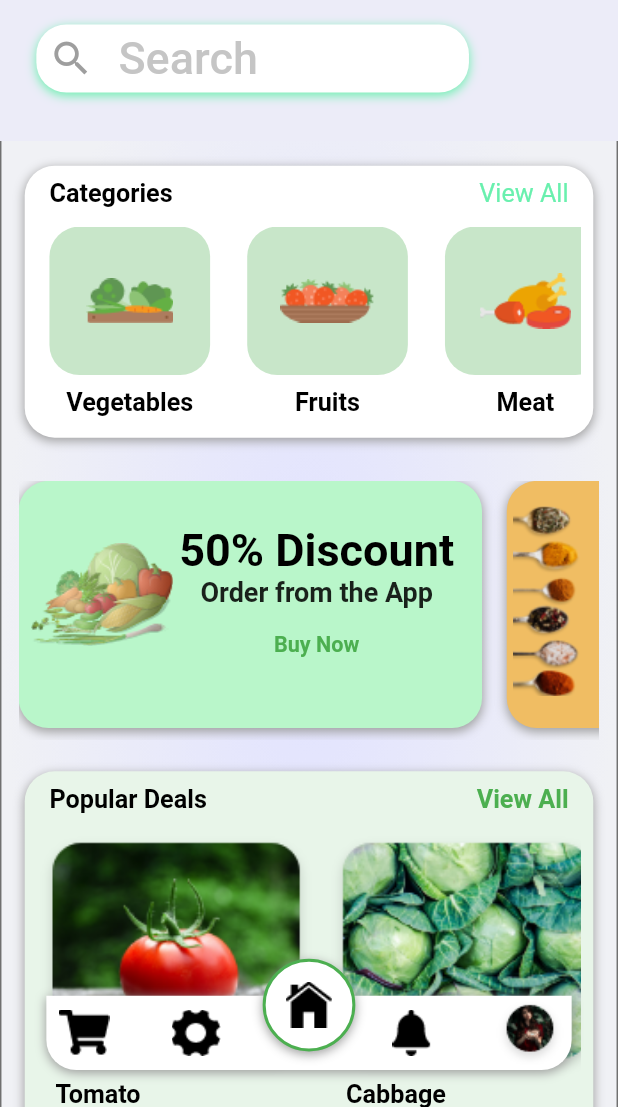
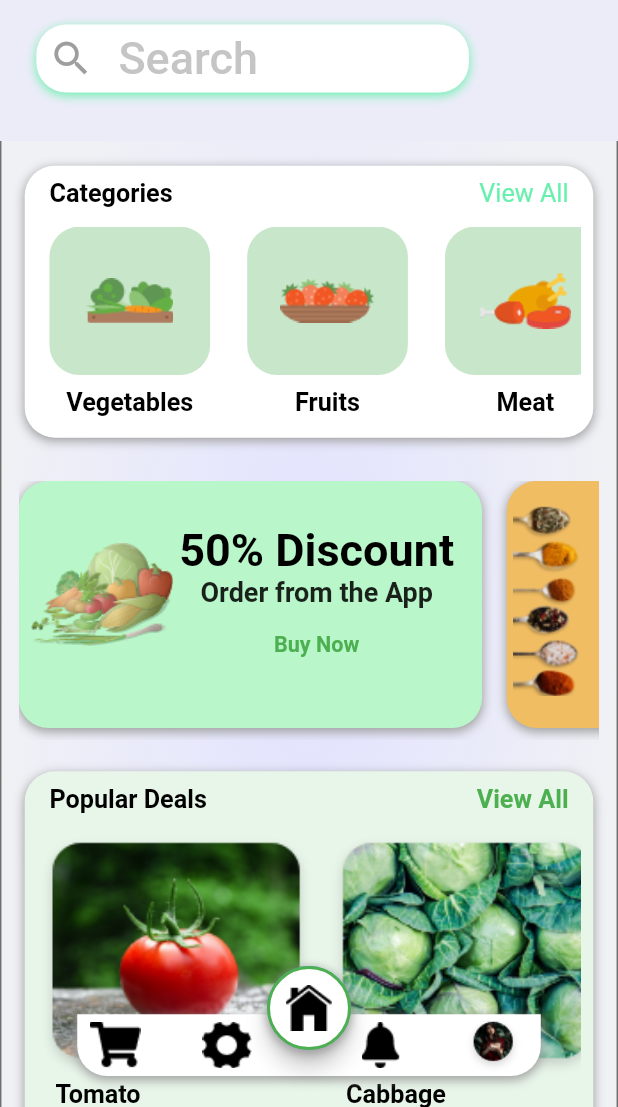
Before and after one commit to axelrod69/tanvi, a Flutter app: the screen it shows after launch, on a phone screen of 412 x 824 dp, the part 129-1236 px from its top. Run offline on Flutter 3.47's test engine with Material 2 defaults, Android fonts, the phone set to English and light mode, and no system bars; our stand-ins replace flutter_rating_bar.

Commit message:
bottomBarFixed

```diff
--- a/lib/main.dart
+++ b/lib/main.dart
@@ -22,7 +22,7 @@ class MyApp extends StatelessWidget {
       debugShowCheckedModeBanner: false,
       theme: ThemeData(
           scaffoldBackgroundColor: const Color.fromRGBO(236, 236, 248, 1)),
-      home: HomeScreen(),
+      home: CustomBottomNavigation(),
       routes: {
         '/sign-in': (context) => SignIn(),
         '/sign-up': (context) => SignUp(),
--- a/lib/screens/cartScreen.dart
+++ b/lib/screens/cartScreen.dart
@@ -325,8 +325,8 @@ class CartScreenState extends State<CartScreen> {
           ],
         ),
       ),
-      floatingActionButtonLocation: FloatingActionButtonLocation.centerFloat,
-      floatingActionButton: CustomBottomNavigation(),
+      // floatingActionButtonLocation: FloatingActionButtonLocation.centerFloat,
+      // floatingActionButton: CustomBottomNavigation(),
     );
   }
 }
--- a/lib/screens/dashboard.dart
+++ b/lib/screens/dashboard.dart
@@ -247,8 +247,8 @@ class DashboardState extends State<Dashboard> {
           ],
         ),
       ),
-      floatingActionButtonLocation: FloatingActionButtonLocation.centerFloat,
-      floatingActionButton: CustomBottomNavigation(),
+      // floatingActionButtonLocation: FloatingActionButtonLocation.centerFloat,
+      // floatingActionButton: CustomBottomNavigation(),
     );
   }
 }
--- a/lib/screens/homeScreen.dart
+++ b/lib/screens/homeScreen.dart
@@ -173,7 +173,7 @@ class HomeScreenState extends State<HomeScreen> {
           ],
         ),
       ),
-      bottomNavigationBar: CustomBottomNavigation(),
+      // bottomNavigationBar: CustomBottomNavigation(),
     );
   }
 }
--- a/lib/screens/profile.dart
+++ b/lib/screens/profile.dart
@@ -355,8 +355,8 @@ class ProfileState extends State<Profile> {
           ],
         ),
       ),
-      floatingActionButtonLocation: FloatingActionButtonLocation.centerFloat,
-      floatingActionButton: CustomBottomNavigation(),
+      // floatingActionButtonLocation: FloatingActionButtonLocation.centerFloat,
+      // floatingActionButton: CustomBottomNavigation(),
     );
   }
 }
--- a/lib/widgets/bottomNavigation.dart
+++ b/lib/widgets/bottomNavigation.dart
@@ -10,7 +10,7 @@ class CustomBottomNavigation extends StatefulWidget {
 }
 
 class CustomBottomNavigationState extends State<CustomBottomNavigation> {
-  int selectedItem = 2;
+  int index = 2;
   final screens = [
     CartScreen(),
     Dashboard(),
@@ -25,9 +25,13 @@ class CustomBottomNavigationState extends State<CustomBottomNavigation> {
     final width = MediaQuery.of(context).size.width;
 
     // TODO: implement build
-    return Container(
-      height: height * 0.12,
+    return Scaffold(
+        body: screens[index],
+        extendBody: true,
+        bottomNavigationBar: Container(
+          height: height * 0.06,
           width: double.infinity,
+          margin: EdgeInsets.only(bottom: height * 0.02),
           // color: Colors.red,
           // padding: EdgeInsets.only(
           //   left: width * 0.15, top: height * 0.08,
@@ -38,8 +42,8 @@ class CustomBottomNavigationState extends State<CustomBottomNavigation> {
             children: [
               Center(
                 child: Container(
-              width: width * 0.85,
-              height: height * 0.06,
+                  width: width * 0.75,
+                  height: height * 0.05,
                   decoration: const BoxDecoration(
                       color: Colors.white,
                       borderRadius: BorderRadius.only(
@@ -47,7 +51,9 @@ class CustomBottomNavigationState extends State<CustomBottomNavigation> {
                           bottomRight: Radius.circular(20)),
                       boxShadow: [
                         BoxShadow(
-                        color: Colors.grey, blurRadius: 5, offset: Offset(0, 2))
+                            color: Colors.grey,
+                            blurRadius: 5,
+                            offset: Offset(0, 2))
                       ]),
                   child: Row(
                     mainAxisAlignment: MainAxisAlignment.spaceBetween,
@@ -64,8 +70,11 @@ class CustomBottomNavigationState extends State<CustomBottomNavigation> {
                               // onTap: () =>
                               //     Navigator.of(context).pushNamed('/cart-screen'),
                               onTap: () {
-                            Navigator.of(context).pushNamed('/cart-screen');
-                            print('Cart Screen');
+                                // Navigator.of(context).pushNamed('/cart-screen');
+                                // print('Cart Screen');
+                                setState(() {
+                                  index = 0;
+                                });
                               },
                               // onTap: () {
                               //   screens[selectedItem] = 0 as StatefulWidget;
@@ -81,9 +90,12 @@ class CustomBottomNavigationState extends State<CustomBottomNavigation> {
                               // onTap: () => Navigator.of(context)
                               //     .pushNamed('/dashboard-screen'),
                               onTap: () {
-                            Navigator.of(context)
-                                .pushNamed('/dashboard-screen');
-                            print('Dashboard Screen');
+                                // Navigator.of(context)
+                                //     .pushNamed('/dashboard-screen');
+                                // print('Dashboard Screen');
+                                setState(() {
+                                  index = 1;
+                                });
                               },
                               // onTap: () {
                               //   screens[selectedItem] = 1 as StatefulWidget;
@@ -110,9 +122,12 @@ class CustomBottomNavigationState extends State<CustomBottomNavigation> {
                                 // onTap: () => Navigator.of(context)
                                 //     .pushNamed('/notification-screen'),
                                 onTap: () {
-                              Navigator.of(context)
-                                  .pushNamed('/notification-screen');
-                              print('Notification Screen');
+                                  // Navigator.of(context)
+                                  //     .pushNamed('/notification-screen');
+                                  // print('Notification Screen');
+                                  setState(() {
+                                    index = 3;
+                                  });
                                 },
                                 // onTap: () {
                                 //   screens[selectedItem] = 3 as StatefulWidget;
@@ -135,11 +150,15 @@ class CustomBottomNavigationState extends State<CustomBottomNavigation> {
                                 // onTap: () => Navigator.of(context)
                                 //     .pushNamed('/profile-screen'),
                                 onTap: () {
-                              Navigator.of(context)
-                                  .pushNamed('/profile-screen');
-                              print('Profile Screen');
+                                  // Navigator.of(context)
+                                  //     .pushNamed('/profile-screen');
+                                  // print('Profile Screen');
+                                  setState(() {
+                                    index = 4;
+                                  });
                                 },
-                            child: Image.asset('assets/images/rkwxkca7.png'))
+                                child:
+                                    Image.asset('assets/images/rkwxkca7.png'))
                           ],
                         ),
                       )
@@ -147,37 +166,35 @@ class CustomBottomNavigationState extends State<CustomBottomNavigation> {
                   ),
                 ),
               ),
-          Align(
+            ],
+          ),
+        ),
+        floatingActionButtonLocation: FloatingActionButtonLocation.centerDocked,
+        floatingActionButton: FloatingActionButton(
+          onPressed: () {
+            // Navigator.of(context).pushNamed('/home-screen');
+            setState(() {
+              index = 2;
+            });
+          },
+          child: Align(
             alignment: Alignment.topCenter,
-            child: InkWell(
-              // onTap: () => Navigator.of(context).pushNamed('/home-screen'),
-              onTap: () {
-                Navigator.of(context).pushNamed('/home-screen');
-                print('Home Screen');
-              },
             child: Container(
-                height: height * 0.075,
+              // height: height * 0.075,
+              // width: width * 0.8,
               decoration: BoxDecoration(
                   color: Colors.white,
                   shape: BoxShape.circle,
                   boxShadow: const [
                     BoxShadow(
-                          color: Colors.grey,
-                          blurRadius: 5,
-                          offset: Offset(0, 2))
+                        color: Colors.grey, blurRadius: 5, offset: Offset(0, 2))
                   ],
                   border: Border.all(
-                        color: Colors.green,
-                        width: 2,
-                        style: BorderStyle.solid)),
+                      color: Colors.green, width: 2, style: BorderStyle.solid)),
               child: Center(
-                    child:
-                        Image.asset('assets/images/Icon ionic-ios-home.png')),
+                  child: Image.asset('assets/images/Icon ionic-ios-home.png')),
             ),
           ),
-          )
-        ],
-      ),
-    );
+        ));
   }
 }
```
Lines whose indentation alone changed are shown as unchanged.
